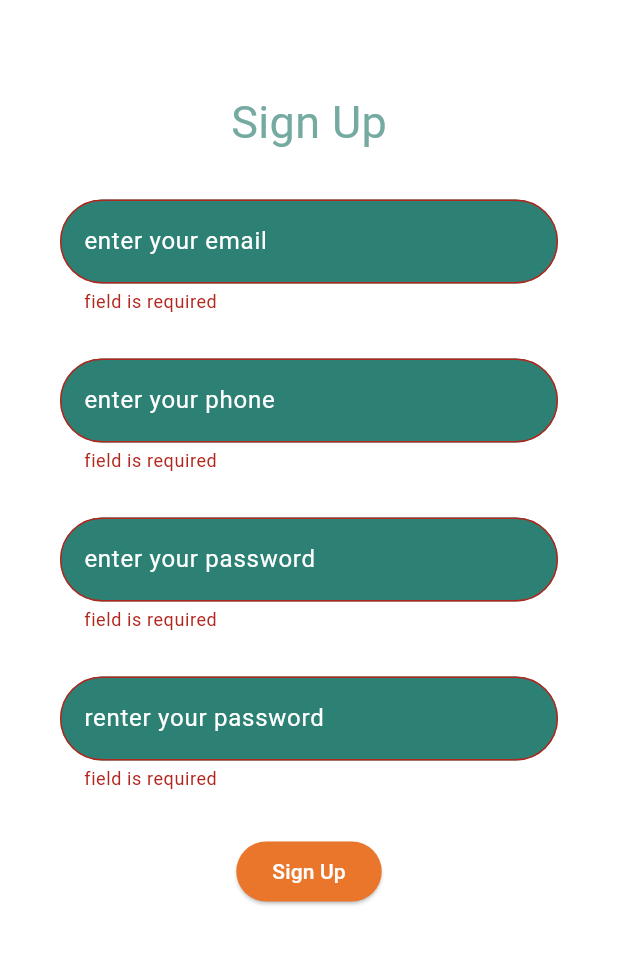
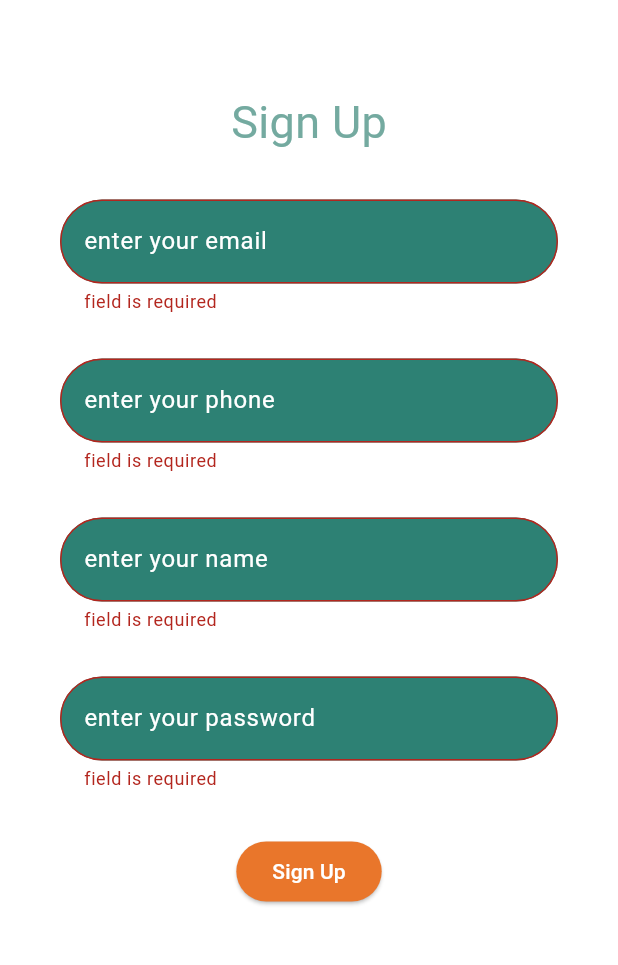
Before and after one commit to AbdelgawadM/mediscan, a Flutter app: the RegisterationScreen screen opened directly, after a tap on "Sign Up", on a phone screen of 412 x 824 dp, the part 270-1235 px from its top. Run offline on Flutter 3.47's test engine with Material 3 defaults, Android fonts, the phone set to English and light mode, and no system bars; drawn by our look-alikes of modal_progress_hud_nsn; our stand-ins replace cloud_firestore, device_preview, firebase_auth, firebase_core, geolocator, get and 2 more; missing offline and left inert: google_mlkit_text_recognition; accounts and stored records are empty.

Commit message:
show important data

```diff
--- /dev/null
+++ b/lib/models/user_model.dart
@@ -0,0 +1,26 @@
+class UserModel {
+  final String uid;
+  final String name;
+  final String phone;
+  final String email;
+
+  UserModel({
+    required this.uid,
+    required this.name,
+    required this.phone,
+    required this.email,
+  });
+
+  Map<String, dynamic> toMap() {
+    return {'uid': uid, 'name': name, 'phone': phone, 'email': email};
+  }
+
+  factory UserModel.fromMap(Map<String, dynamic> map) {
+    return UserModel(
+      uid: map['uid'],
+      name: map['name'],
+      phone: map['phone'],
+      email: map['email'],
+    );
+  }
+}
--- a/lib/screens/registeration_screen.dart
+++ b/lib/screens/registeration_screen.dart
@@ -1,6 +1,9 @@
+import 'package:cloud_firestore/cloud_firestore.dart';
 import 'package:firebase_auth/firebase_auth.dart';
 import 'package:flutter/material.dart';
+import 'package:mediscan/helper/AuthMethods.dart';
 import 'package:mediscan/helper/custom_snack_bar.dart';
+import 'package:mediscan/models/user_model.dart';
 import 'package:mediscan/screens/location_screen.dart';
 import 'package:mediscan/screens/login_screen.dart';
 import 'package:mediscan/widgets/basic_text_form.dart';
@@ -20,7 +23,7 @@ class RegisterationScreen extends StatefulWidget {
 class _RegisterationScreenState extends State<RegisterationScreen> {
   GlobalKey<FormState> formKey = GlobalKey<FormState>();
 
-  String? email, password;
+  String? email, password, name, phoneNumber;
 
   bool loading = false;
 
@@ -48,8 +51,16 @@ class _RegisterationScreenState extends State<RegisterationScreen> {
                           customHint: 'enter your email',
                         ),
                         BasicTextForm(
-                          onChange: (data) {},
+                          onChange: (data) {
+                            phoneNumber = data;
+                          },
                           customHint: 'enter your phone',
+                        ),
+                        BasicTextForm(
+                          onChange: (data) {
+                            name = data;
+                          },
+                          customHint: 'enter your name',
                         ),
                         BasicTextForm(
                           onChange: (data) {
@@ -57,10 +68,7 @@ class _RegisterationScreenState extends State<RegisterationScreen> {
                           },
                           customHint: 'enter your password',
                         ),
-                        BasicTextForm(
-                          onChange: (data) {},
-                          customHint: 'renter your password',
-                        ),
+
                         LoginRegistButton(
                           buttonText: 'Sign Up',
                           onTap: () async {
@@ -68,7 +76,16 @@ class _RegisterationScreenState extends State<RegisterationScreen> {
                               try {
                                 loading = true;
                                 setState(() {});
-                                await registerMethod();
+                                final UserCredential userCredential =
+                                    await Authmethods().registerUser(
+                                      email: email!,
+                                      password: password!,
+                                      name: name!,
+                                      phone: phoneNumber!,
+                                    );
+                                final UserModel userModel = await Authmethods()
+                                    .fetchUserData(userCredential.user!.uid);
+
                                 loading = false;
                                 setState(() {});
                                 customSnackBar(
@@ -81,7 +98,9 @@ class _RegisterationScreenState extends State<RegisterationScreen> {
                                     context,
                                     MaterialPageRoute(
                                       builder: (context) {
-                                        return const LocationScreen();
+                                        return LocationScreen(
+                                          userModel: userModel,
+                                        );
                                       },
                                     ),
                                   );
@@ -119,9 +138,4 @@ class _RegisterationScreenState extends State<RegisterationScreen> {
       ),
     );
   }
-
-  Future<void> registerMethod() async {
-    final credential = await FirebaseAuth.instance
-        .createUserWithEmailAndPassword(email: email!, password: password!);
-  }
 }
```
Also changed, not shown: lib/helper/AuthMethods.dart (added, +53 -0 lines), lib/main.dart (+10 -1 lines), lib/screens/location_screen.dart (+48 -6 lines), lib/screens/login_screen.dart (+11 -3 lines), lib/screens/pharmacies_screen.dart (+12 -3 lines), lib/screens/scan_search_screen.dart (+13 -1 lines), lib/widgets/pharmacy_first_item.dart (+2 -10 lines).
